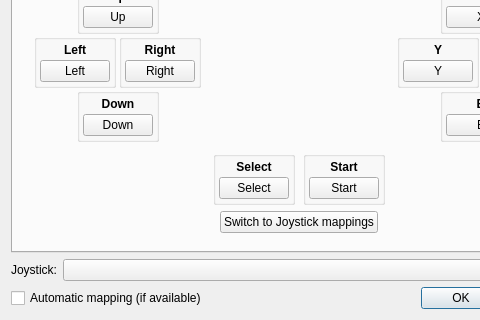
This is src/frontend/qt_sdl/InputConfig/InputConfigDialog.ui in vitor251093/KHMelonMix as Qt 5 draws it before an edit; both pictures show x 0 to 480 and y 205 to 525 of the 598 by 525 pixel window. The edited form follows.
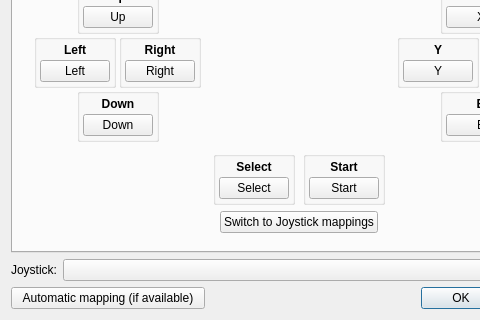
This is the edited form. Icons and pictures are not drawn.

Commit message: The automatic mapping is now a button, which needs to be pressed to work

What changed in the file:
```diff
--- a/src/frontend/qt_sdl/InputConfig/InputConfigDialog.ui
+++ b/src/frontend/qt_sdl/InputConfig/InputConfigDialog.ui
@@ -2339,7 +2339,7 @@
     </widget>
    </item>
    <item row="8" column="0">
-    <widget class="QCheckBox" name="cbJoystickAuto">
+    <widget class="QPushButton" name="btnJoystickAuto">
      <property name="text">
       <string>Automatic mapping (if available)</string>
      </property>
```
Lines whose indentation alone changed are shown as unchanged. The commit also changes 7 other files.
